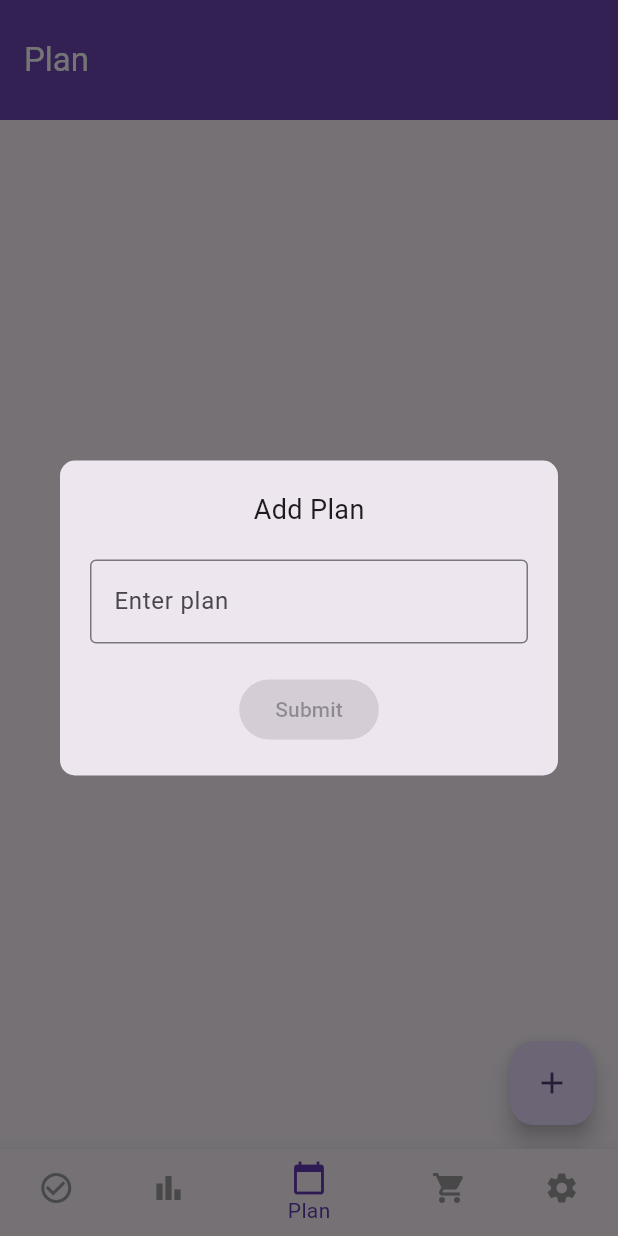
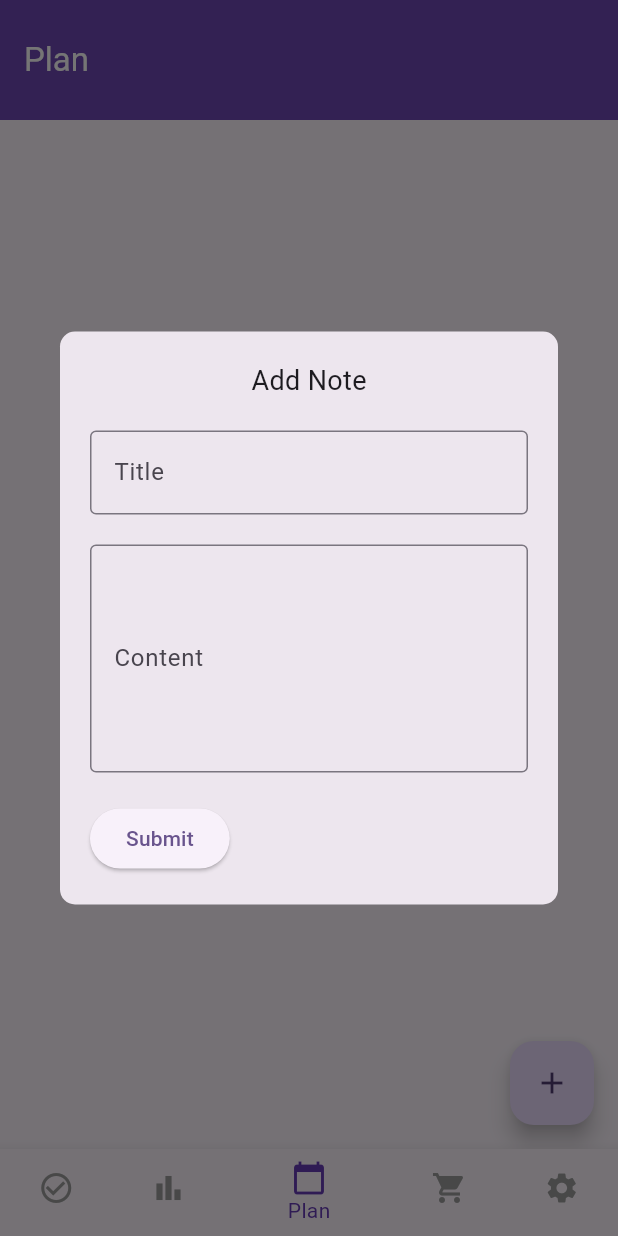
Before and after one commit to Ancil-Benny/Gamify-Life, a Flutter app: the screen it shows after launch, item 3 of the bottom bar chosen, after a tap on the "add" icon, on a phone screen of 412 x 824 dp. Run offline on Flutter 3.47's test engine with Material 3 defaults, Android fonts, the light colour scheme and no system bars; our stand-ins replace flutter_local_notifications, shared_preferences, syncfusion_flutter_charts, timezone.

Commit message:
Add Plan Screen, notes

```diff
--- /dev/null
+++ b/sync_xy/lib/models/note.dart
@@ -0,0 +1,19 @@
+class Note {
+  final String title;
+  final String content;
+
+  Note({
+    required this.title,
+    required this.content,
+  });
+
+  Map<String, dynamic> toJson() => {
+        'title': title,
+        'content': content,
+      };
+
+  factory Note.fromJson(Map<String, dynamic> json) => Note(
+        title: json['title'],
+        content: json['content'],
+      );
+}
--- a/sync_xy/lib/providers/app_state_provider.dart
+++ b/sync_xy/lib/providers/app_state_provider.dart
@@ -2,6 +2,7 @@ import 'package:flutter/material.dart';
 import 'package:shared_preferences/shared_preferences.dart';
 import 'dart:convert';
 import 'package:sync_xy/models/task.dart';
+import 'package:sync_xy/models/note.dart';
 import 'package:flutter_local_notifications/flutter_local_notifications.dart';
 import 'package:timezone/data/latest.dart' as tz;
 import 'package:timezone/timezone.dart' as tz;
@@ -11,11 +12,13 @@ class AppStateProvider extends ChangeNotifier {
   int xp = 0;
   int level = 1;
   List<Task> tasks = [];
+  List<Note> notes = [];
   List<Map<String, dynamic>> historyLog = [];
   final FlutterLocalNotificationsPlugin flutterLocalNotificationsPlugin = FlutterLocalNotificationsPlugin();
 
   AppStateProvider() {
     _loadTasks();
+    _loadNotes();
     _loadHistoryLog();
     _initializeNotifications();
     _scheduleDailyTaskCheck();
@@ -169,4 +172,39 @@ class AppStateProvider extends ChangeNotifier {
   void _applyPenalty(Task task) {
     // Implement penalty logic here
   }
+
+  // Note management methods
+  void addNote(Note note) {
+    notes.add(note);
+    _saveNotes();
+    notifyListeners();
+  }
+
+  void updateNote(int index, Note newNote) {
+    notes[index] = newNote;
+    _saveNotes();
+    notifyListeners();
+  }
+
+  void deleteNote(int index) {
+    notes.removeAt(index);
+    _saveNotes();
+    notifyListeners();
+  }
+
+  Future<void> _saveNotes() async {
+    final prefs = await SharedPreferences.getInstance();
+    final String encodedData = jsonEncode(notes.map((note) => note.toJson()).toList());
+    await prefs.setString('notes', encodedData);
+  }
+
+  Future<void> _loadNotes() async {
+    final prefs = await SharedPreferences.getInstance();
+    final String? encodedData = prefs.getString('notes');
+    if (encodedData != null) {
+      final List<dynamic> decodedData = jsonDecode(encodedData);
+      notes = decodedData.map((item) => Note.fromJson(item)).toList();
+      notifyListeners();
+    }
+  }
 }
--- a/sync_xy/lib/screens/plan_screen.dart
+++ b/sync_xy/lib/screens/plan_screen.dart
@@ -1,9 +1,15 @@
 import 'package:flutter/material.dart';
+import 'package:provider/provider.dart';
+import 'package:sync_xy/providers/app_state_provider.dart';
+import 'package:sync_xy/models/note.dart';
 
 class PlanScreen extends StatelessWidget {
   const PlanScreen({super.key});
 
-  void _showDialog(BuildContext context) {
+  void _showNoteDialog(BuildContext context, {Note? note, int? index}) {
+    final TextEditingController titleController = TextEditingController(text: note?.title ?? '');
+    final TextEditingController contentController = TextEditingController(text: note?.content ?? '');
+
     showDialog(
       context: context,
       builder: (BuildContext context) {
@@ -16,19 +22,53 @@ class PlanScreen extends StatelessWidget {
             padding: const EdgeInsets.all(20),
             child: Column(
               mainAxisSize: MainAxisSize.min,
-              children: const [
-                Text('Add Plan', style: TextStyle(fontSize: 18)),
-                SizedBox(height: 20),
+              children: [
+                const Text('Add Note', style: TextStyle(fontSize: 18)),
+                const SizedBox(height: 20),
                 TextField(
-                  decoration: InputDecoration(
-                    labelText: 'Enter plan',
+                  controller: titleController,
+                  decoration: const InputDecoration(
+                    labelText: 'Title',
                     border: OutlineInputBorder(),
                   ),
                 ),
-                SizedBox(height: 20),
-                ElevatedButton(
-                  onPressed: null,
-                  child: Text('Submit'),
+                const SizedBox(height: 20),
+                TextField(
+                  controller: contentController,
+                  decoration: const InputDecoration(
+                    labelText: 'Content',
+                    border: OutlineInputBorder(),
+                  ),
+                  maxLines: 5,
+                ),
+                const SizedBox(height: 20),
+                Row(
+                  mainAxisAlignment: MainAxisAlignment.spaceBetween,
+                  children: [
+                    if (note != null)
+                      IconButton(
+                        icon: const Icon(Icons.delete, color: Color.fromARGB(255, 112, 73, 180)),
+                        onPressed: () {
+                          Navigator.of(context).pop();
+                          _showDeleteConfirmationDialog(context, index!);
+                        },
+                      ),
+                    ElevatedButton(
+                      onPressed: () {
+                        final newNote = Note(
+                          title: titleController.text,
+                          content: contentController.text,
+                        );
+                        if (note == null) {
+                          Provider.of<AppStateProvider>(context, listen: false).addNote(newNote);
+                        } else {
+                          Provider.of<AppStateProvider>(context, listen: false).updateNote(index!, newNote);
+                        }
+                        Navigator.of(context).pop();
+                      },
+                      child: const Text('Submit'),
+                    ),
+                  ],
                 ),
               ],
             ),
@@ -38,14 +78,87 @@ class PlanScreen extends StatelessWidget {
     );
   }
 
+  void _showDeleteConfirmationDialog(BuildContext context, int index) {
+    showDialog(
+      context: context,
+      builder: (BuildContext context) {
+        return AlertDialog(
+          title: const Text('Delete Note'),
+          content: const Text('Are you sure you want to delete this note?'),
+          actions: [
+            TextButton(
+              onPressed: () {
+                Navigator.of(context).pop();
+              },
+              child: const Text('Cancel'),
+            ),
+            ElevatedButton(
+              onPressed: () {
+                Provider.of<AppStateProvider>(context, listen: false).deleteNote(index);
+                Navigator.of(context).pop();
+              },
+              child: const Text('Delete'),
+            ),
+          ],
+        );
+      },
+    );
+  }
+
   @override
   Widget build(BuildContext context) {
+    final notes = Provider.of<AppStateProvider>(context).notes;
+
     return Scaffold(
-      body: Center(
-        child: Text('Plan Screen'),
+      body: Padding(
+        padding: const EdgeInsets.all(20),
+        child: notes.isEmpty
+            ? const Center(child: Text('No notes yet.'))
+            : GridView.builder(
+                gridDelegate: const SliverGridDelegateWithFixedCrossAxisCount(
+                  crossAxisCount: 2,
+                  crossAxisSpacing: 10,
+                  mainAxisSpacing: 10,
+                ),
+                itemCount: notes.length,
+                itemBuilder: (context, index) {
+                  final note = notes[index];
+                  return GestureDetector(
+                    onTap: () => _showNoteDialog(context, note: note, index: index),
+                    child: Card(
+                      margin: const EdgeInsets.symmetric(vertical: 5),
+                      child: Padding(
+                        padding: const EdgeInsets.all(10),
+                        child: Column(
+                          crossAxisAlignment: CrossAxisAlignment.start,
+                          children: [
+                            Text(
+                              note.title,
+                              style: const TextStyle(
+                                fontWeight: FontWeight.bold,
+                                fontSize: 16,
+                              ),
+                              maxLines: 1,
+                              overflow: TextOverflow.ellipsis,
+                            ),
+                            const SizedBox(height: 10),
+                            Expanded(
+                              child: Text(
+                                note.content,
+                                maxLines: 5,
+                                overflow: TextOverflow.ellipsis,
+                              ),
+                            ),
+                          ],
+                        ),
+                      ),
+                    ),
+                  );
+                },
+              ),
       ),
       floatingActionButton: FloatingActionButton(
-        onPressed: () => _showDialog(context),
+        onPressed: () => _showNoteDialog(context),
         child: const Icon(Icons.add),
       ),
     );
```
